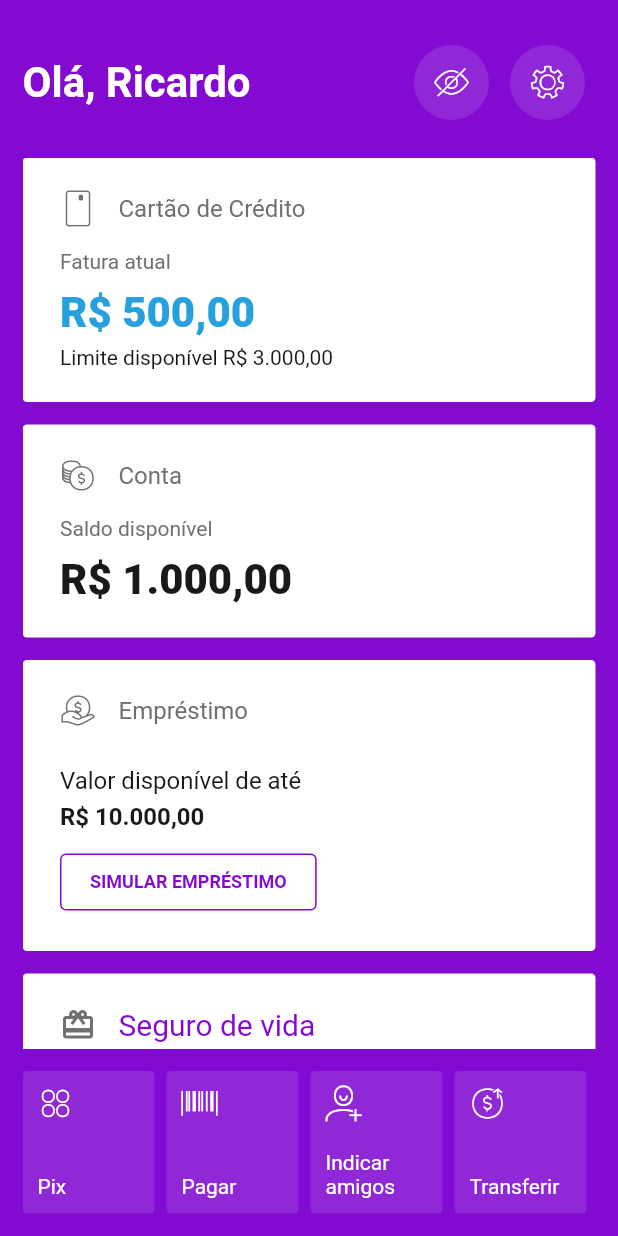
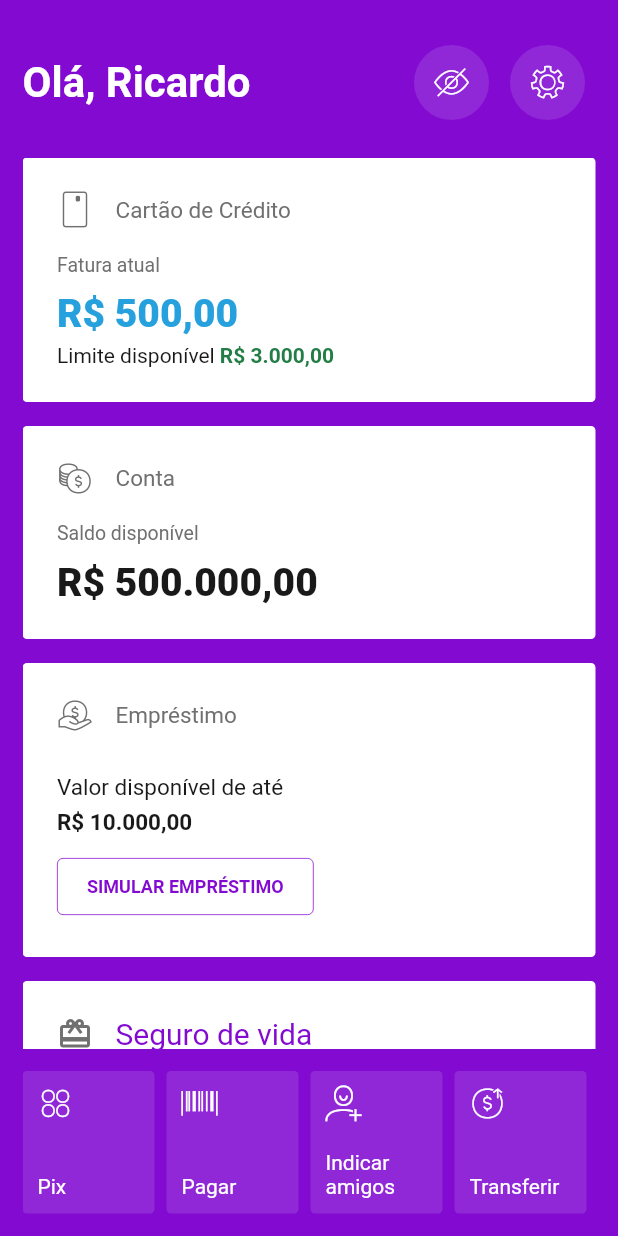
Before and after one commit to ricardodalarme/Nubank-Clone, a Flutter app: the screen it shows after launch, on a phone screen of 412 x 824 dp. Run offline on Flutter 3.47's test engine with Material 2 defaults, Android fonts, the phone set to English and light mode, and no system bars.

Commit message:
Ajustes nos tamanhos dos textos

```diff
--- a/lib/core/constants.dart
+++ b/lib/core/constants.dart
@@ -1,5 +1,5 @@
 const kUsername = 'Ricardo';
 const kLimit = '3.000,00';
-const kBalance = '1.000,00';
+const kBalance = '500.000,00';
 const kInvoce = '500,00';
 const kLoan = '10.000,00';
--- a/lib/ui/screens/home/cards/account_card.dart
+++ b/lib/ui/screens/home/cards/account_card.dart
@@ -15,6 +15,7 @@ class AccountCard extends StatelessWidget {
           'Saldo disponível',
           style: TextStyle(
             color: kSecondaryTextColor,
+            fontSize: 13,
           ),
         ),
         SizedBox(height: 10),
@@ -22,7 +23,7 @@ class AccountCard extends StatelessWidget {
           'R\$ $kBalance',
           style: TextStyle(
             color: kTextColor,
-            fontSize: 28,
+            fontSize: 26,
             fontWeight: FontWeight.w800,
           ),
         ),
--- a/lib/ui/screens/home/cards/credit_card.dart
+++ b/lib/ui/screens/home/cards/credit_card.dart
@@ -13,21 +13,35 @@ class CreditCard extends StatelessWidget {
       [
         Text(
           'Fatura atual',
-          style: TextStyle(color: kSecondaryTextColor),
+          style: TextStyle(
+            color: kSecondaryTextColor,
+            fontSize: 13,
+          ),
         ),
         SizedBox(height: 10),
         Text(
           'R\$ $kInvoce',
           style: TextStyle(
             color: kInvoiceColor,
-            fontSize: 28,
+            fontSize: 26,
             fontWeight: FontWeight.w800,
           ),
         ),
         SizedBox(height: 5),
-        Text(
-          'Limite disponível R\$ $kLimit',
-          style: TextStyle(color: kTextColor),
+        RichText(
+          text: TextSpan(
+            children: <TextSpan>[
+              TextSpan(
+                text: 'Limite disponível ',
+                style: TextStyle(color: kTextColor),
+              ),
+              TextSpan(
+                text: 'R\$ $kLimit',
+                style:
+                    TextStyle(color: kLimitColor, fontWeight: FontWeight.bold),
+              ),
+            ],
+          ),
         ),
       ],
     );
--- a/lib/ui/screens/home/cards/loan_card.dart
+++ b/lib/ui/screens/home/cards/loan_card.dart
@@ -17,7 +17,7 @@ class LoanCard extends StatelessWidget {
           'Valor disponível de até',
           style: TextStyle(
             color: kTextColor,
-            fontSize: 16,
+            fontSize: 15,
           ),
         ),
         SizedBox(height: 5),
@@ -25,7 +25,7 @@ class LoanCard extends StatelessWidget {
           'R\$ $kLoan',
           style: TextStyle(
             color: kTextColor,
-            fontSize: 16,
+            fontSize: 15,
             fontWeight: FontWeight.bold,
           ),
         ),
--- a/lib/ui/screens/home/components/nu_card.dart
+++ b/lib/ui/screens/home/components/nu_card.dart
@@ -16,9 +16,9 @@ class NuCard extends StatelessWidget {
       decoration: BoxDecoration(
           borderRadius: BorderRadius.all(Radius.circular(3)),
           color: Colors.white),
-      margin: EdgeInsets.only(bottom: 15),
+      margin: EdgeInsets.only(bottom: 16),
       child: Padding(
-        padding: const EdgeInsets.symmetric(horizontal: 25, vertical: 22),
+        padding: const EdgeInsets.all(23),
         child: Column(
           crossAxisAlignment: CrossAxisAlignment.start,
           children: [
@@ -35,7 +35,7 @@ class NuCard extends StatelessWidget {
                         : kSubTitleStyle),
               ],
             ),
-            SizedBox(height: 15),
+            SizedBox(height: 17),
             ...body,
           ],
         ),
--- a/lib/ui/screens/home/components/nu_outlined_button.dart
+++ b/lib/ui/screens/home/components/nu_outlined_button.dart
@@ -12,7 +12,7 @@ class NuOutlinedButton extends StatelessWidget {
       onPressed: null,
       style: OutlinedButton.styleFrom(
         primary: Colors.white,
-        side: BorderSide(color: kPrimaryColor, width: 1),
+        side: BorderSide(color: kPrimaryColor, width: 0.5),
         padding: EdgeInsets.symmetric(vertical: 12, horizontal: 20),
       ),
       child: Text(
--- a/lib/ui/theme/styles.dart
+++ b/lib/ui/theme/styles.dart
@@ -17,6 +17,6 @@ const kTitleStyle = TextStyle(
 );
 
 const kSubTitleStyle = TextStyle(
-  fontSize: 16,
+  fontSize: 15,
   color: kSecondaryTextColor,
 );
```
Also changed, not shown: lib/ui/screens/home/cards/google_card.dart (+3 -4 lines).
